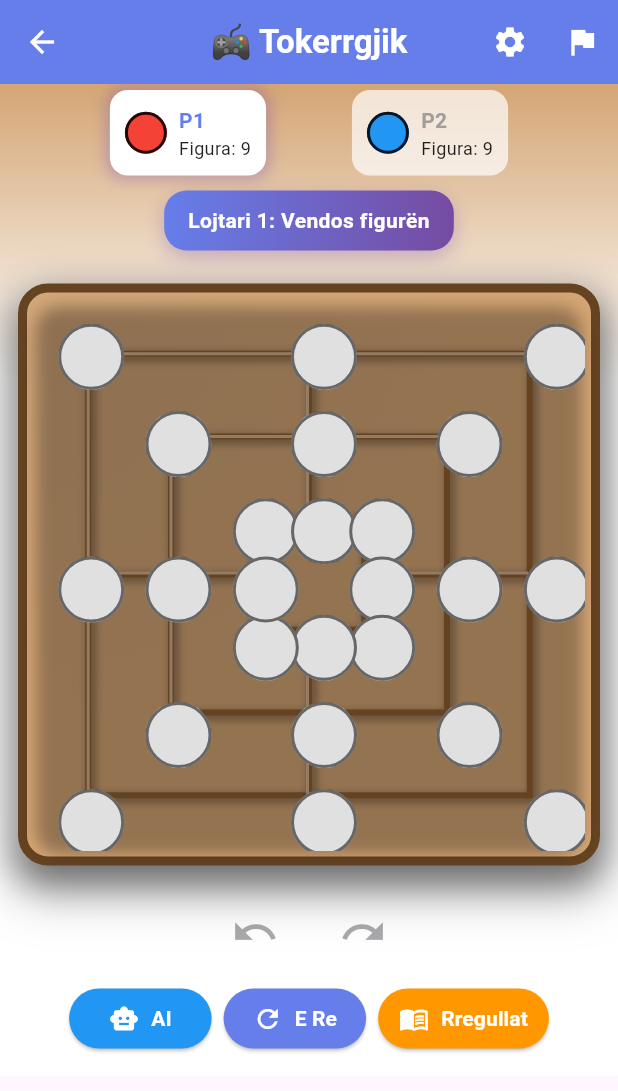
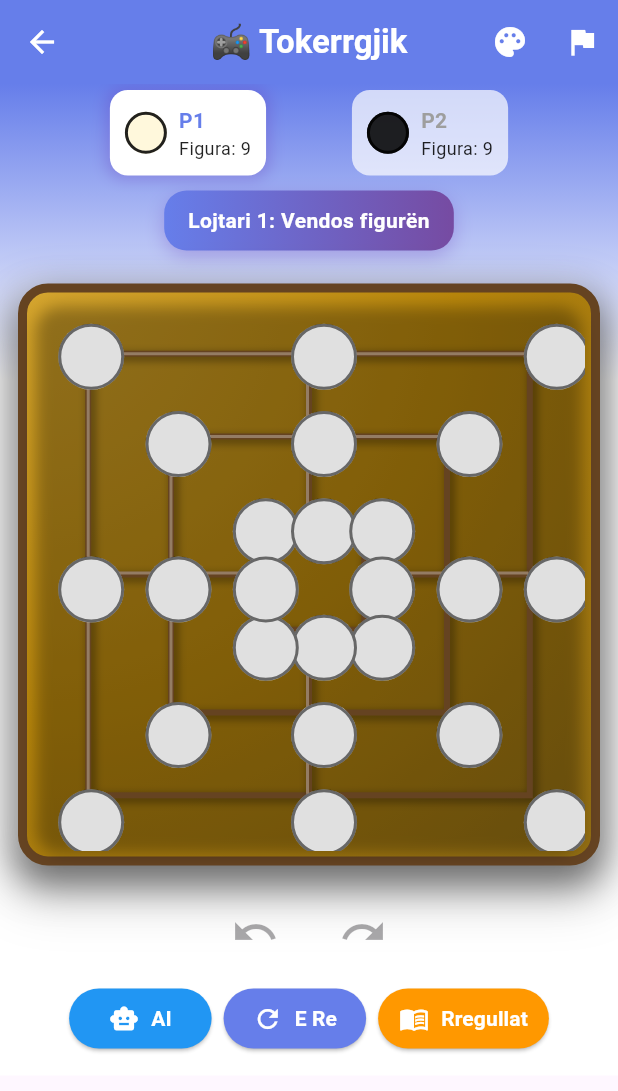
Before and after one commit to ShabanEjupi/TokerrGjiks, a Flutter app: the GameScreen screen opened directly, on a phone screen of 412 x 824 dp. Shown: the top 1091 px of the screen. Run offline on Flutter 3.47's test engine with Material 3 defaults, Android fonts, the phone set to English and light mode, and no system bars; our stand-ins replace audioplayers, confetti, connectivity_plus, flutter_colorpicker, google_mobile_ads, sentry_flutter and 4 more; missing offline and left inert: network_info_plus; accounts and stored records are empty.

Commit message:
Checkpoint from VS Code for coding agent session

```diff
--- a/tokerrgjik_mobile/lib/screens/game_screen.dart
+++ b/tokerrgjik_mobile/lib/screens/game_screen.dart
@@ -17,6 +17,9 @@ class GameScreen extends StatefulWidget {
 
 class _GameScreenState extends State<GameScreen> {
   late GameModel game;
+  Color? customBoardColor;
+  Color? customPlayer1Color;
+  Color? customPlayer2Color;
 
   @override
   void initState() {
@@ -503,11 +506,9 @@ class _GameScreenState extends State<GameScreen> {
         elevation: 0,
         actions: [
           IconButton(
-            icon: const Icon(Icons.settings),
-            onPressed: () {
-              Navigator.pushNamed(context, '/settings');
-            },
-            tooltip: 'Cilësimet',
+            icon: const Icon(Icons.palette),
+            onPressed: _showThemeDialog,
+            tooltip: 'Ndrysho temën',
           ),
           IconButton(
             icon: const Icon(Icons.flag),
@@ -516,15 +517,13 @@ class _GameScreenState extends State<GameScreen> {
           ),
         ],
       ),
-      body: Consumer<UserProfile>(
-        builder: (context, profile, child) {
-          return Container(
+      body: Container(
         decoration: BoxDecoration(
           gradient: LinearGradient(
             begin: Alignment.topCenter,
             end: Alignment.bottomCenter,
             colors: [
-                  profile.boardColor,
+              customBoardColor ?? const Color(0xFF667eea),
               Colors.white,
             ],
             stops: const [0.0, 0.3],
@@ -589,16 +588,12 @@ class _GameScreenState extends State<GameScreen> {
                     ),
                     child: Padding(
                       padding: const EdgeInsets.all(8.0),
-                      child: Consumer<UserProfile>(
-                        builder: (context, profile, child) {
-                          return GameBoard(
+                      child: GameBoard(
                         game: game,
                         onPositionTap: handlePositionTap,
-                            boardColor: profile.boardColor,
-                            player1Color: profile.player1Color,
-                            player2Color: profile.player2Color,
-                          );
-                        },
+                        boardColor: customBoardColor,
+                        player1Color: customPlayer1Color,
+                        player2Color: customPlayer2Color,
                       ),
                     ),
                   ),
@@ -667,8 +662,6 @@ class _GameScreenState extends State<GameScreen> {
             ),
           ),
         ),
-          );
-        },
       ),
     );
   }
@@ -699,8 +692,6 @@ class _GameScreenState extends State<GameScreen> {
         ? game.piecesLeft[player]!
         : game.piecesOnBoard[player]!;
 
-    return Consumer<UserProfile>(
-      builder: (context, profile, child) {
     return Container(
       padding: const EdgeInsets.all(10),
       decoration: BoxDecoration(
@@ -724,7 +715,9 @@ class _GameScreenState extends State<GameScreen> {
             height: 28,
             decoration: BoxDecoration(
               shape: BoxShape.circle,
-                  color: player == 1 ? profile.player1Color : profile.player2Color,
+              color: player == 1
+                  ? (customPlayer1Color ?? const Color(0xFFFFF8DC)) // Cream color
+                  : (customPlayer2Color ?? Colors.black87),
               border: Border.all(color: Colors.black87, width: 2),
             ),
           ),
@@ -750,7 +743,5 @@ class _GameScreenState extends State<GameScreen> {
         ],
       ),
     );
-      },
-    );
   }
 }
```
Lines whose indentation alone changed are shown as unchanged.
